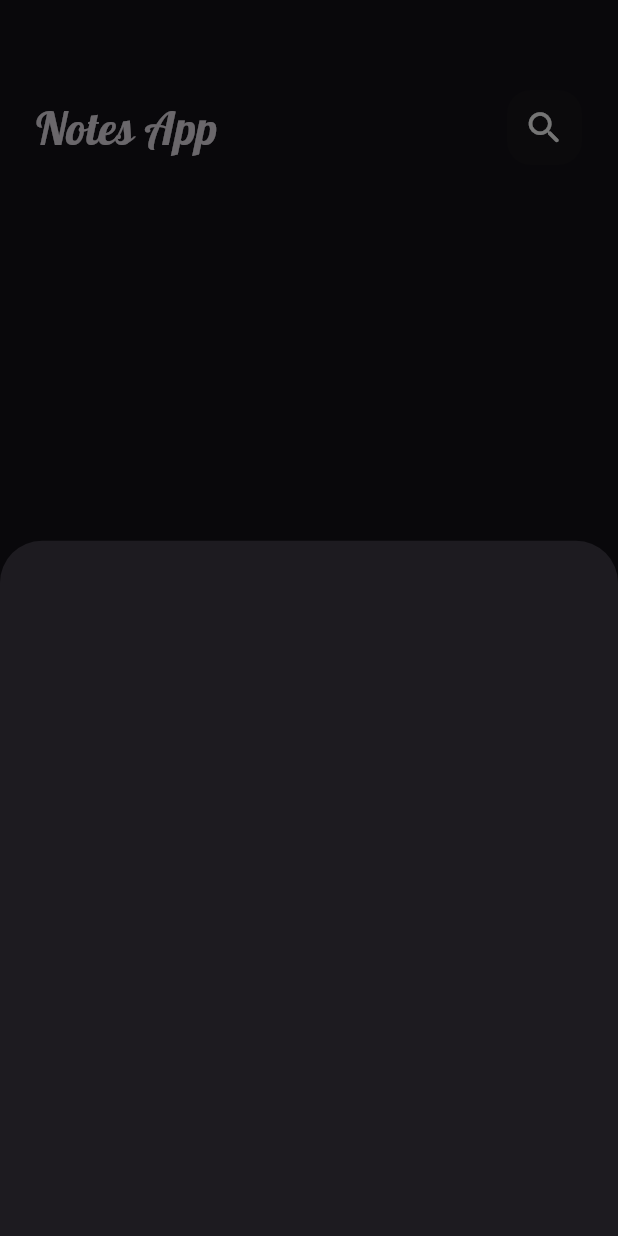
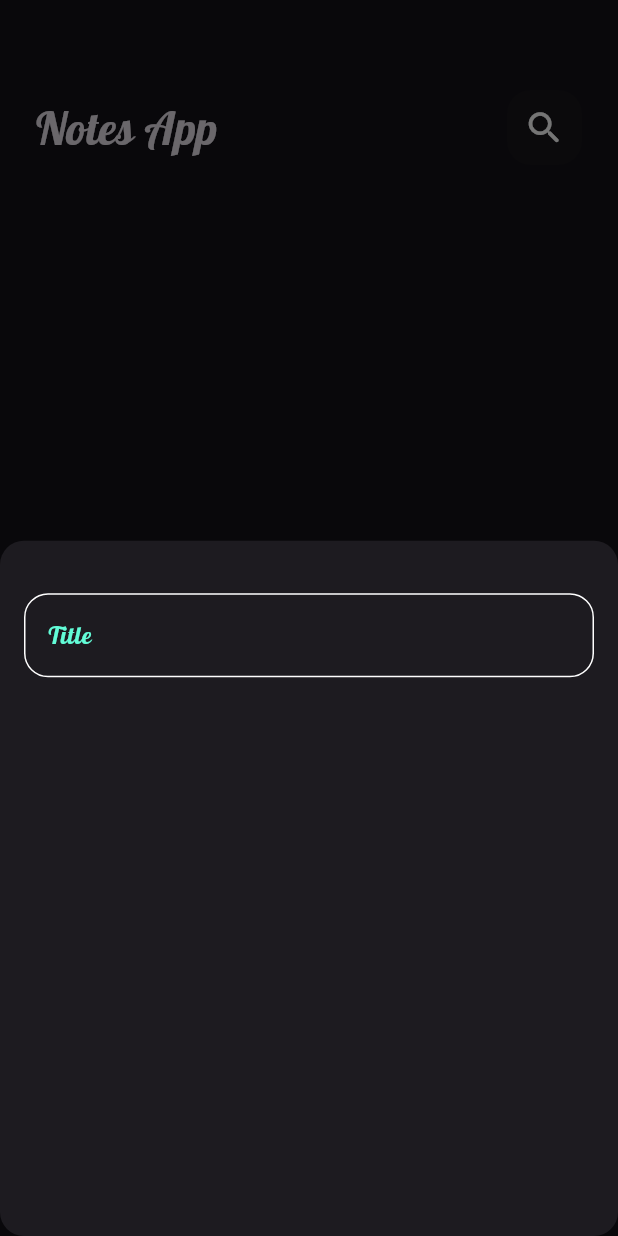
Before and after one commit to midoHaz/Note-app, a Flutter app: the screen it shows after launch, after a tap on the "add" icon, on a phone screen of 412 x 824 dp. Run offline on Flutter 3.47's test engine with Material 3 defaults, Android fonts, the phone set to English and light mode, and no system bars.

Commit message:
custom text field and it`s style

```diff
--- /dev/null
+++ b/lib/constants.dart
@@ -0,0 +1,2 @@
+import 'package:flutter/material.dart';
+const kPrimaryColor = Color(0xff62FCD7);
--- a/lib/views/notes_view.dart
+++ b/lib/views/notes_view.dart
@@ -7,12 +7,19 @@ class NotesView extends StatelessWidget {
 
   @override
   Widget build(BuildContext context) {
-    return  Scaffold(
-      floatingActionButton:FloatingActionButton(onPressed: (){
-        showModalBottomSheet(context: context, builder: (context){
-          return  const AddNoteBottomSheet();
-        });
-      },child: const Icon(Icons.add),) ,
+    return Scaffold(
+      floatingActionButton: FloatingActionButton(
+        onPressed: () {
+          showModalBottomSheet(
+              context: context,
+              shape: RoundedRectangleBorder(
+                  borderRadius: BorderRadius.circular(16.0)),
+              builder: (context) {
+                return const AddNoteBottomSheet();
+              });
+        },
+        child: const Icon(Icons.add),
+      ),
       body: const NotesViewBody(),
     );
   }
--- a/lib/widgets/add_note.dart
+++ b/lib/widgets/add_note.dart
@@ -1,10 +1,21 @@
 import 'package:flutter/material.dart';
+import 'package:note_app/widgets/custom_text_field.dart';
 
 class AddNoteBottomSheet extends StatelessWidget {
   const AddNoteBottomSheet({Key? key}) : super(key: key);
 
   @override
   Widget build(BuildContext context) {
-    return Container();
+    return const Padding(
+      padding: EdgeInsets.symmetric(horizontal: 16.0),
+      child: Column(
+        children: [
+          SizedBox(
+            height: 35,
+          ),
+          CustomTextField()
+        ],
+      ),
+    );
   }
 }
--- /dev/null
+++ b/lib/widgets/custom_text_field.dart
@@ -0,0 +1,27 @@
+import 'package:flutter/material.dart';
+import 'package:note_app/constants.dart';
+
+class CustomTextField extends StatelessWidget {
+  const CustomTextField({Key? key}) : super(key: key);
+
+  @override
+  Widget build(BuildContext context) {
+    return TextField(
+      cursorColor: kPrimaryColor,
+      decoration: InputDecoration(
+        hintText: 'Title',
+        hintStyle:const  TextStyle(color: kPrimaryColor),
+        border: buildOutlineInputBorder(),
+        enabledBorder: buildOutlineInputBorder(),
+        focusedBorder: buildOutlineInputBorder(kPrimaryColor)
+      ),
+    );
+  }
+
+  OutlineInputBorder buildOutlineInputBorder([color]) {
+    return OutlineInputBorder(
+        borderRadius: BorderRadius.circular(16),
+        borderSide:BorderSide(color: color ?? Colors.white)
+      );
+  }
+}
```
